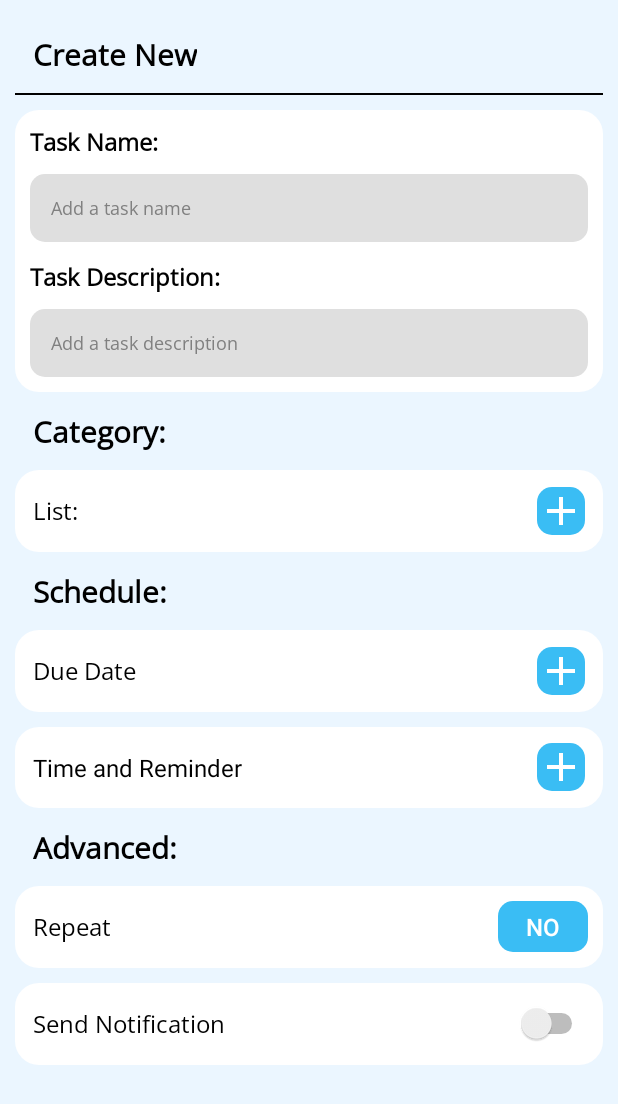
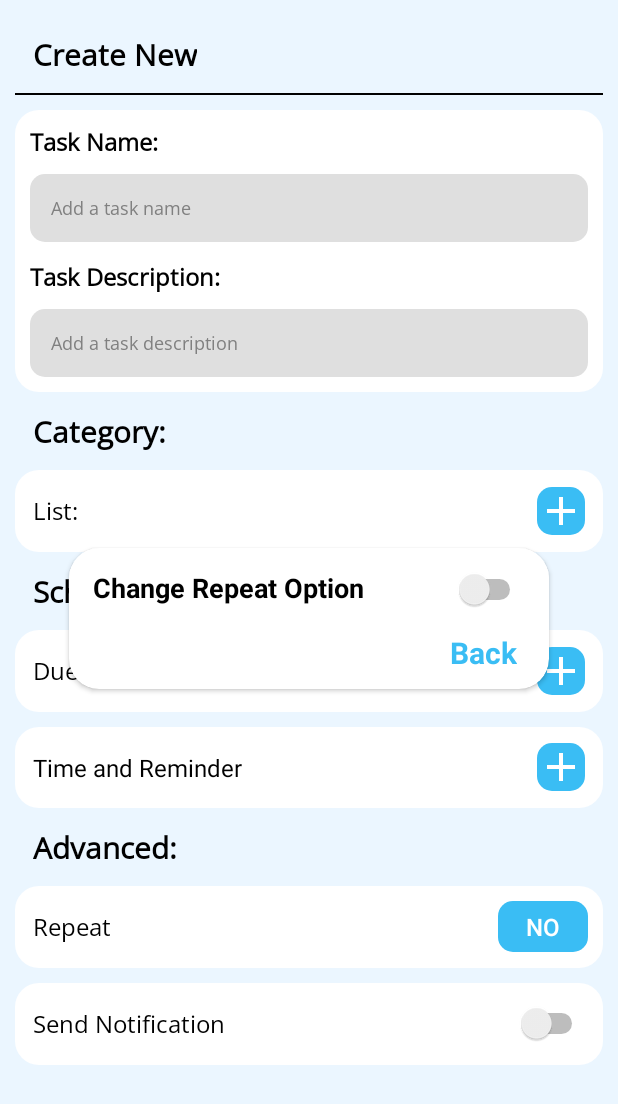
Before and after one commit to justinmcneal/final-putask, an Android app: the layout activity_add_task2.xml on its own in the app's theme, with its tools: preview values and no code run, on a phone screen of 412 x 824 dp. Shown: the top 1104 px of the screen. Run offline under Robolectric (Android 15) with nearby library versions, the phone set to English and light mode, and no system bars.

```diff
--- a/app/src/main/java/com/example/puttask/MainActivity.kt
+++ b/app/src/main/java/com/example/puttask/MainActivity.kt
@@ -22,7 +22,6 @@ class MainActivity : AppCompatActivity(), NavigationView.OnNavigationItemSelecte
             if (binding.drawerLayout.isDrawerOpen(GravityCompat.END)) {
                 binding.drawerLayout.closeDrawer(GravityCompat.END)
             } else {
-                onBackPressedDispatcher.onBackPressed()
             }
         }
     }
--- a/app/src/main/res/layout/activity_add_task2.xml
+++ b/app/src/main/res/layout/activity_add_task2.xml
@@ -147,8 +147,8 @@
                     android:layout_marginBottom="16dp"
                     android:layout_weight="1"
                     android:fontFamily="@font/opensans"
-                    android:text="List:"
-                    android:textColor="@color/black"
+                    android:hint="List:"
+                    android:textColorHint="@color/black"
                     android:textSize="16sp" />
 
                 <ImageView
@@ -194,8 +194,8 @@
                     android:layout_marginBottom="16dp"
                     android:layout_weight="1"
                     android:fontFamily="@font/opensans"
-                    android:text="Due Date"
-                    android:textColor="@color/black"
+                    android:hint="Due Date"
+                    android:textColorHint="@color/black"
                     android:textSize="16sp" />
 
                 <ImageButton
@@ -226,8 +226,8 @@
                     android:layout_marginTop="16dp"
                     android:layout_marginBottom="16dp"
                     android:layout_weight="1"
-                    android:text="Time and Reminder"
-                    android:textColor="@color/black"
+                    android:hint="Time and Reminder"
+                    android:textColorHint="@color/black"
                     android:textSize="16sp" />
 
                 <ImageButton
@@ -362,12 +362,13 @@
             android:background="@color/white"
             android:elevation="0.1dp"
             app:cardCornerRadius="20dp"
-            android:visibility="gone"
+            android:visibility="visible"
             app:layout_constraintBottom_toBottomOf="parent"
             app:layout_constraintEnd_toEndOf="parent"
             app:layout_constraintStart_toStartOf="parent"
-            app:layout_constraintTop_toTopOf="parent"
-            tools:ignore="MissingConstraints">
+            app:layout_constraintTop_toTopOf="parent">
+
+
 
             <LinearLayout
                 android:layout_width="match_parent"
@@ -390,8 +391,9 @@
                     android:id="@+id/switchRepeat"
                     android:layout_width="wrap_content"
                     android:layout_height="wrap_content"
-                    android:layout_marginStart="45dp"
-                    tools:ignore="UseSwitchCompatOrMaterialXml" />
+                    android:layout_marginStart="60dp"
+                    />
+
 
             </LinearLayout>
             <LinearLayout
@@ -453,6 +455,7 @@
                 android:elevation="0.1dp"
                 android:scrollbars="none"
                 android:visibility="gone">
+
 
                 <RadioGroup
                     android:id="@+id/radioGroup"
```
Also changed, not shown: app/src/main/java/com/example/puttask/fragments/AddTask2.kt (+22 -2 lines), app/src/main/java/com/example/puttask/fragments/Lists.kt (+28 -4 lines), app/src/main/res/layout/fragment_lists.xml (+91 -21 lines).
